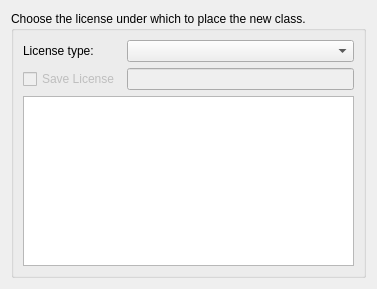
This is plugins/filetemplates/ui/licensechooser.ui in KDE/kdevelop as Qt 5 draws it before an edit. The edited form follows.
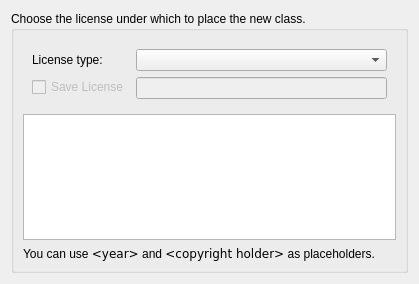
This is the edited form. Custom widgets are drawn as their Qt base class.

Commit message: Use form layout and add a label explaining the placeholders.

```diff
--- a/plugins/filetemplates/ui/licensechooser.ui
+++ b/plugins/filetemplates/ui/licensechooser.ui
@@ -6,8 +6,8 @@
    <rect>
     <x>0</x>
     <y>0</y>
-    <width>377</width>
-    <height>289</height>
+    <width>419</width>
+    <height>284</height>
    </rect>
   </property>
   <layout class="QHBoxLayout" name="horizontalLayout">
@@ -16,7 +16,10 @@
      <property name="title">
       <string>Choose the license under which to place the new class.</string>
      </property>
-     <layout class="QGridLayout" name="gridLayout">
+     <layout class="QVBoxLayout" name="verticalLayout">
+      <item>
+       <widget class="QWidget" name="widget" native="true">
+        <layout class="QFormLayout" name="formLayout">
       <item row="0" column="0">
        <widget class="QLabel" name="label">
         <property name="sizePolicy">
@@ -31,7 +34,14 @@
        </widget>
       </item>
       <item row="0" column="1">
-       <widget class="KComboBox" name="licenseComboBox"/>
+          <widget class="KComboBox" name="licenseComboBox">
+           <property name="sizePolicy">
+            <sizepolicy hsizetype="MinimumExpanding" vsizetype="Fixed">
+             <horstretch>0</horstretch>
+             <verstretch>0</verstretch>
+            </sizepolicy>
+           </property>
+          </widget>
       </item>
       <item row="1" column="0">
        <widget class="QCheckBox" name="saveLicense">
@@ -62,13 +72,29 @@
         </property>
        </widget>
       </item>
-      <item row="2" column="0" colspan="2">
+        </layout>
+       </widget>
+      </item>
+      <item>
        <widget class="KTextEdit" name="licenseTextEdit">
         <property name="acceptRichText">
          <bool>false</bool>
         </property>
        </widget>
       </item>
+      <item>
+       <widget class="QLabel" name="label_2">
+        <property name="text">
+         <string>&lt;p&gt;You can use &lt;code&gt;&amp;lt;year&amp;gt;&lt;/code&gt; and &lt;code&gt;&amp;lt;copyright holder&amp;gt;&lt;/code&gt; as placeholders.&lt;/p&gt;</string>
+        </property>
+        <property name="textFormat">
+         <enum>Qt::RichText</enum>
+        </property>
+        <property name="wordWrap">
+         <bool>true</bool>
+        </property>
+       </widget>
+      </item>
      </layout>
      <zorder>saveLicense</zorder>
      <zorder>licenseTextEdit</zorder>
```
Left out of the diff: 15 changed lines with no effect on the pictures. Lines whose indentation alone changed are shown as unchanged.
